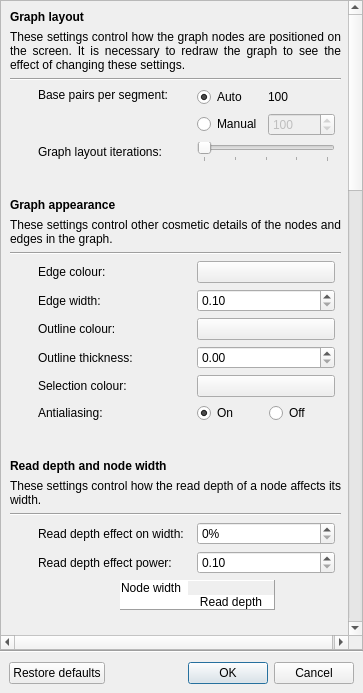
Old version of the form ui/settingsdialog.ui in the repository rrwick/Bandage.
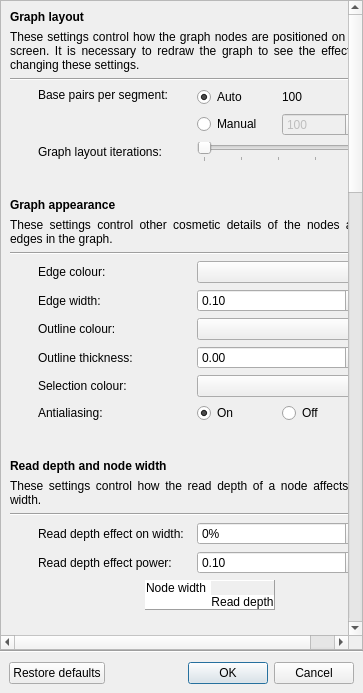
New version of the form. Custom widgets are drawn as their Qt base class.

Commit message: Make the node width visual aid more narrow

What changed in the file:
```diff
--- a/ui/settingsdialog.ui
+++ b/ui/settingsdialog.ui
@@ -37,10 +37,10 @@
      <widget class="QWidget" name="scrollAreaWidgetContents">
       <property name="geometry">
        <rect>
-        <x>0</x>
-        <y>0</y>
-        <width>431</width>
-        <height>2690</height>
+        <x>-50</x>
+        <y>-462</y>
+        <width>452</width>
+        <height>2674</height>
        </rect>
       </property>
       <layout class="QGridLayout" name="gridLayout_2">
@@ -1773,7 +1773,7 @@
             </property>
             <property name="sizeHint" stdset="0">
              <size>
-              <width>60</width>
+              <width>85</width>
               <height>20</height>
              </size>
             </property>
@@ -1789,7 +1789,7 @@
             </property>
             <property name="sizeHint" stdset="0">
              <size>
-              <width>60</width>
+              <width>85</width>
               <height>20</height>
              </size>
             </property>
```
